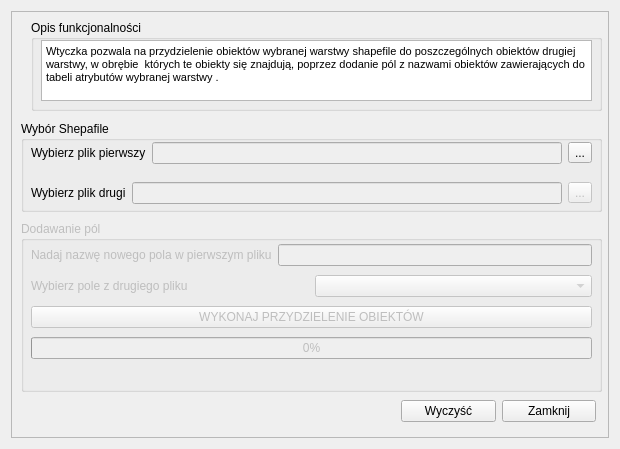
Old version of the form Add_Field_dialog_base.ui in the repository KalinaJ45/add_field.
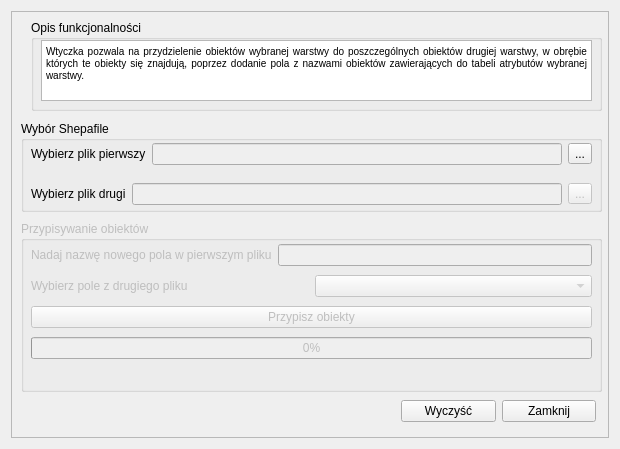
New version of the form.

Patch:
```diff
--- a/Add_Field_dialog_base.ui
+++ b/Add_Field_dialog_base.ui
@@ -10,6 +10,18 @@
     <height>449</height>
    </rect>
   </property>
+  <property name="minimumSize">
+   <size>
+    <width>620</width>
+    <height>449</height>
+   </size>
+  </property>
+  <property name="maximumSize">
+   <size>
+    <width>620</width>
+    <height>449</height>
+   </size>
+  </property>
   <property name="windowTitle">
    <string>Add_Field</string>
   </property>
@@ -40,7 +52,7 @@
          <x>10</x>
          <y>20</y>
          <width>561</width>
-         <height>24</height>
+         <height>26</height>
         </rect>
        </property>
        <layout class="QHBoxLayout" name="horizontalLayout">
@@ -73,7 +85,7 @@
          <x>10</x>
          <y>60</y>
          <width>561</width>
-         <height>24</height>
+         <height>26</height>
         </rect>
        </property>
        <layout class="QHBoxLayout" name="horizontalLayout_2">
@@ -117,7 +129,7 @@
        </rect>
       </property>
       <property name="title">
-       <string>Dodawanie pól</string>
+       <string>Przypisywanie obiektów</string>
       </property>
       <widget class="QWidget" name="verticalLayoutWidget">
        <property name="geometry">
@@ -125,7 +137,7 @@
          <x>10</x>
          <y>20</y>
          <width>561</width>
-         <height>123</height>
+         <height>125</height>
         </rect>
        </property>
        <layout class="QVBoxLayout" name="verticalLayout_2">
@@ -164,7 +176,7 @@
         <item>
          <widget class="QPushButton" name="allocateObjectsBtn">
           <property name="text">
-           <string>WYKONAJ PRZYDZIELENIE OBIEKTÓW</string>
+           <string>Przypisz obiekty</string>
           </property>
          </widget>
         </item>
@@ -204,7 +216,8 @@
 &lt;html&gt;&lt;head&gt;&lt;meta name=&quot;qrichtext&quot; content=&quot;1&quot; /&gt;&lt;style type=&quot;text/css&quot;&gt;
 p, li { white-space: pre-wrap; }
 &lt;/style&gt;&lt;/head&gt;&lt;body style=&quot; font-family:'MS Shell Dlg 2'; font-size:7.8pt; font-weight:400; font-style:normal;&quot;&gt;
-&lt;p style=&quot; margin-top:0px; margin-bottom:0px; margin-left:0px; margin-right:0px; -qt-block-indent:0; text-indent:0px;&quot;&gt;&lt;span style=&quot; font-size:8pt;&quot;&gt;Wtyczka pozwala na przydzielenie obiektów wybranej warstwy shapefile do poszczególnych obiektów drugiej warstwy, w obrębie  których te obiekty się znajdują, poprzez dodanie pól z nazwami obiektów zawierających do tabeli atrybutów wybranej warstwy .&lt;/span&gt;&lt;/p&gt;&lt;/body&gt;&lt;/html&gt;</string>
+&lt;p align=&quot;justify&quot; style=&quot; margin-top:0px; margin-bottom:0px; margin-left:0px; margin-right:0px; -qt-block-indent:0; text-indent:0px;&quot;&gt;Wtyczka pozwala na przydzielenie obiektów wybranej warstwy do poszczególnych obiektów drugiej warstwy, w obrębie  których te obiekty się znajdują, poprzez dodanie pola z nazwami obiektów zawierających do tabeli atrybutów wybranej warstwy.&lt;/p&gt;
+&lt;p align=&quot;justify&quot; style=&quot;-qt-paragraph-type:empty; margin-top:0px; margin-bottom:0px; margin-left:0px; margin-right:0px; -qt-block-indent:0; text-indent:0px;&quot;&gt;&lt;br /&gt;&lt;/p&gt;&lt;/body&gt;&lt;/html&gt;</string>
        </property>
       </widget>
      </widget>
```
Left out of the diff: 34 changed lines with no effect on the pictures.
